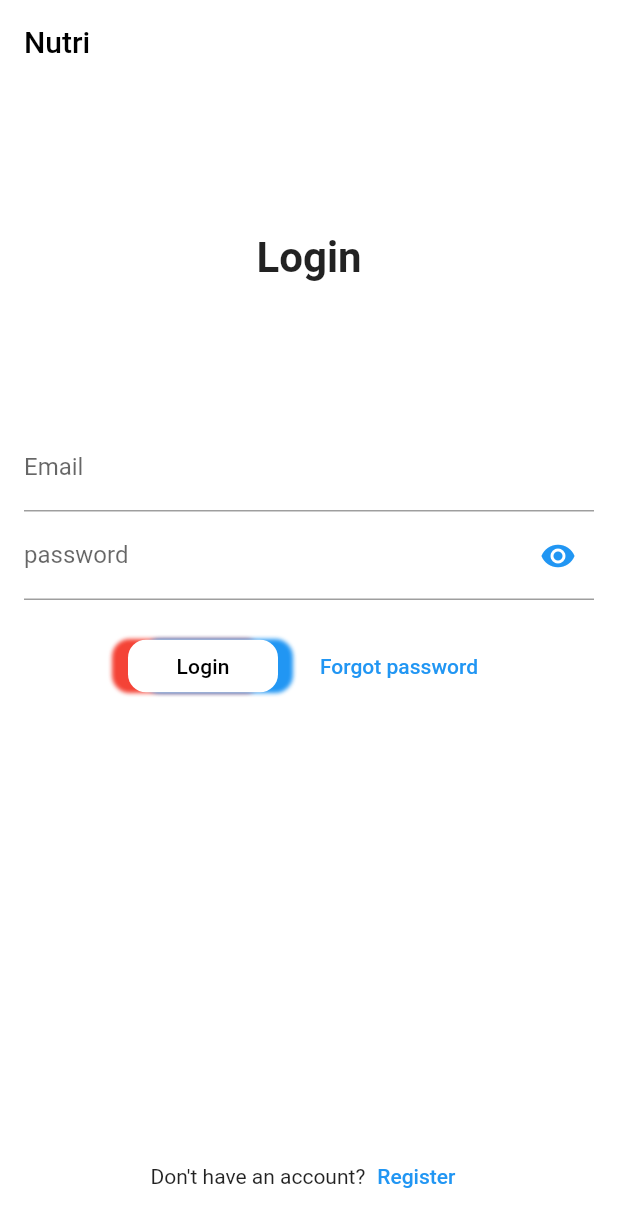
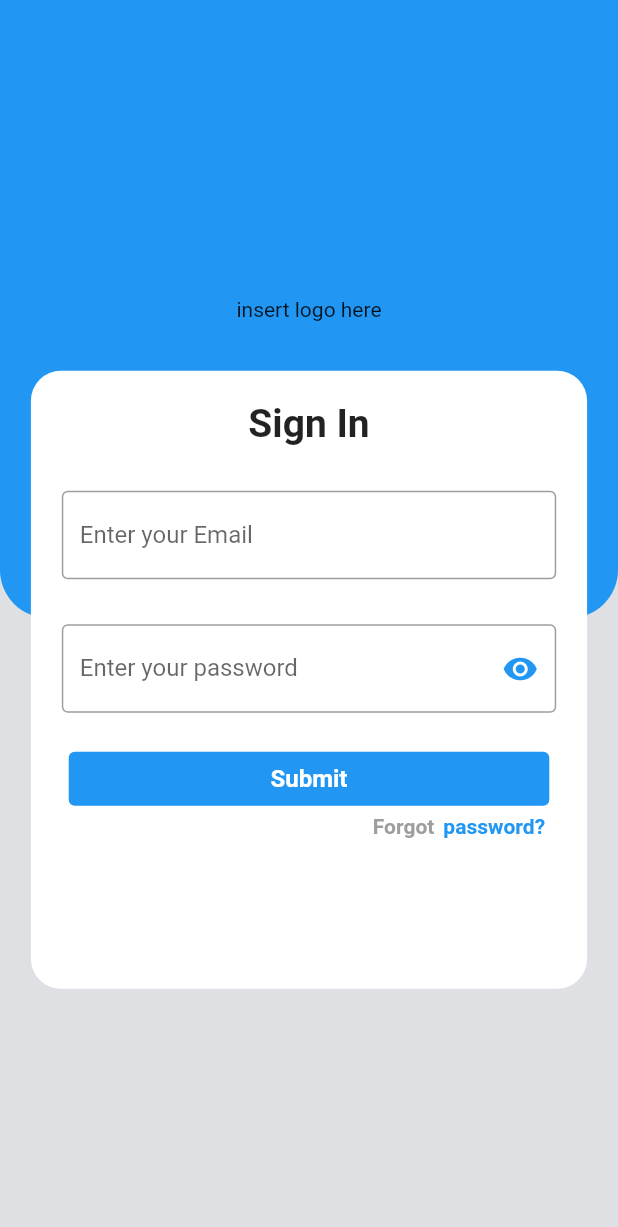
Before and after one commit to shavar67/nutri, a Flutter app: the screen it shows after launch, on a phone screen of 412 x 824 dp. Shown: the top 1227 px of the screen. Run offline on Flutter 3.47's test engine with Material 2 defaults, Android fonts, the phone set to English and light mode, and no system bars; drawn by our look-alikes of auto_size_text; our stand-ins replace firebase_auth, firebase_core, flutter_easyloading, logger, shared_preferences; accounts and stored records are empty.

Commit message:
rebuilding logging screen

```diff
--- a/lib/firebase_auth/auth.dart
+++ b/lib/firebase_auth/auth.dart
@@ -33,7 +33,6 @@ class AuthService {
     } on FirebaseException catch (e) {
       await EasyLoading.showError(e.message.toString());
       logger.e(e.message);
-      return;
     }
   }
 
@@ -44,8 +43,6 @@ class AuthService {
       if (_firebaseAuth.currentUser == null) {
         logger.d('user has signed out');
       }
-
-      return;
     } on FirebaseException catch (e) {
       logger.e(e.message ?? 'something went wrong');
       await EasyLoading.showError(e.message ?? 'something went wrong');
--- a/lib/firebase_auth/authenticator.dart
+++ b/lib/firebase_auth/authenticator.dart
@@ -1,9 +1,8 @@
 import 'package:firebase_auth/firebase_auth.dart';
 import 'package:flutter/material.dart';
+import 'package:nuclear/screens/mobile/login.dart';
+import 'package:nuclear/screens/shared/home.dart';
 import 'package:provider/provider.dart';
-
-import '../screens/shared/home.dart';
-import '../screens/shared/login.dart';
 
 class Authenticator extends StatelessWidget {
   const Authenticator({Key? key}) : super(key: key);
@@ -11,6 +10,6 @@ class Authenticator extends StatelessWidget {
   @override
   Widget build(BuildContext context) {
     final firebaseUser = context.watch<User?>();
-    return firebaseUser == null ? const LoginWidget() : const Home();
+    return firebaseUser != null ? const Home() : const MobileLoginView();
   }
 }
--- /dev/null
+++ b/lib/screens/mobile/login.dart
@@ -0,0 +1,206 @@
+import 'package:auto_size_text/auto_size_text.dart';
+import 'package:flutter/material.dart';
+import 'package:logger/logger.dart';
+import 'package:nuclear/firebase_auth/auth.dart';
+import 'package:nuclear/theme/styles.dart';
+import 'package:provider/provider.dart';
+
+class MobileLoginView extends StatefulWidget {
+  const MobileLoginView({Key? key}) : super(key: key);
+
+  @override
+  State<MobileLoginView> createState() => _MobileLoginViewState();
+}
+
+class _MobileLoginViewState extends State<MobileLoginView> {
+  final bool _isLoggedIn = true;
+  late TextEditingController _emailController;
+  late TextEditingController _passwordController;
+  final _formKey = GlobalKey<FormState>();
+  final _scaffoldKey = GlobalKey<ScaffoldState>();
+  final _emailRegex = RegExp(
+      r"^[a-zA-Z0-9.a-zA-Z0-9.!#$%&'*+-/=?^_`{|}~]+@[a-zA-Z0-9]+\.[a-zA-Z]+");
+  late bool isObscured = true;
+  var logger = Logger(
+      printer: PrettyPrinter(
+          methodCount: 8,
+          lineLength: 180,
+          printTime: false,
+          printEmojis: true,
+          colors: true));
+  @override
+  void initState() {
+    super.initState();
+    _emailController = TextEditingController();
+    _passwordController = TextEditingController();
+    logger.d('initState: LoginWidget');
+  }
+
+  String? _emailInputValidator(String? value) {
+    if (value == null || value.isEmpty) {
+      logger.d('email field empty');
+
+      return 'enter your email address to continue';
+    }
+    if (!_emailRegex.hasMatch(value)) {
+      return 'not a valid email address';
+    }
+    return null;
+  }
+
+  String? _passwordInputValidator(String? value) {
+    if (value == null || value.isEmpty) {
+      logger.d('password field empty');
+      return 'enter your password to continue';
+    }
+    if (value.length <= 6) {
+      return 'password needs to be longer than 6 characters';
+    }
+    return null;
+  }
+
+  @override
+  Widget build(BuildContext context) {
+    final authService = Provider.of<AuthService>(context);
+    Size size = MediaQuery.of(context).size;
+    return Scaffold(
+      key: _scaffoldKey,
+      body: Stack(
+        children: [
+          Positioned(
+            top: 0,
+            child: Form(
+              key: _formKey,
+              child: Container(
+                decoration: const BoxDecoration(
+                    color: Colors.blue,
+                    borderRadius: BorderRadius.only(
+                      bottomLeft: Radius.circular(32),
+                      bottomRight: Radius.circular(32),
+                    )),
+                width: size.width,
+                height: size.height * 0.5,
+                child: const Center(child: Text('insert logo here')),
+              ),
+            ),
+          ),
+          Positioned(
+              top: size.height * 0.30,
+              left: size.width * 0.05,
+              child: Container(
+                decoration: const BoxDecoration(
+                    color: Styles.white,
+                    borderRadius: BorderRadius.all(Radius.circular(20))),
+                width: size.width * 0.90,
+                height: size.height * 0.5,
+                child: Column(children: [
+                  const SizedBox(height: 20),
+                  const AutoSizeText(
+                    'Sign In',
+                    style: TextStyle(fontWeight: FontWeight.bold, fontSize: 26),
+                  ),
+                  const SizedBox(height: 30),
+                  SizedBox(
+                    width: size.width * 0.8,
+                    child: TextFormField(
+                      keyboardType: TextInputType.emailAddress,
+                      validator: _emailInputValidator,
+                      decoration: const InputDecoration(
+                          border: OutlineInputBorder(),
+                          label: Text('Enter your Email')),
+                    ),
+                  ),
+                  const SizedBox(height: 30),
+                  SizedBox(
+                    width: size.width * 0.8,
+                    child: TextFormField(
+                      keyboardType: TextInputType.visiblePassword,
+                      obscureText: isObscured,
+                      obscuringCharacter: '*',
+                      validator: _passwordInputValidator,
+                      decoration: InputDecoration(
+                          suffixIcon: IconButton(
+                            onPressed: () {
+                              setState(() => isObscured = !isObscured);
+                            },
+                            icon: Icon(Icons.remove_red_eye,
+                                color: isObscured ? Colors.blue : Colors.grey),
+                          ),
+                          border: const OutlineInputBorder(),
+                          label: const Text('Enter your password')),
+                    ),
+                  ),
+                  const SizedBox(height: 20),
+                  ElevatedButton(
+                    style: ElevatedButton.styleFrom(
+                      // Foreground color
+                      onPrimary:
+                          Theme.of(context).colorScheme.onSecondaryContainer,
+                      // Background color
+                      primary: Theme.of(context).colorScheme.secondaryContainer,
+                    ).copyWith(elevation: ButtonStyleButton.allOrNull(0.0)),
+                    onPressed: () async {
+                      if (_formKey.currentState!.validate()) {
+                        _formKey.currentState!.save();
+                        await authService.signIn(
+                            _emailController.text, _passwordController.text);
+                      }
+                    },
+                    child: Container(
+                        decoration: const BoxDecoration(
+                          borderRadius: BorderRadius.all(Radius.circular(16)),
+                        ),
+                        height: 30,
+                        width: size.width * 0.7,
+                        child: const Align(
+                            alignment: Alignment.center,
+                            child: AutoSizeText(
+                              'Submit',
+                              style: TextStyle(
+                                  fontWeight: FontWeight.bold, fontSize: 16),
+                            ))),
+                  ),
+                  GestureDetector(
+                    onTap: () {
+                      logger.i('method invoked');
+                    },
+                    child: Padding(
+                      padding: const EdgeInsets.only(right: 28),
+                      child: Align(
+                        alignment: Alignment.bottomRight,
+                        child: Row(
+                          mainAxisAlignment: MainAxisAlignment.end,
+                          children: const [
+                            Text(
+                              'Forgot',
+                              style: TextStyle(
+                                  color: Colors.grey,
+                                  fontWeight: FontWeight.w600),
+                            ),
+                            SizedBox(width: 6),
+                            Text(
+                              'password?',
+                              style: TextStyle(
+                                  color: Colors.blue,
+                                  fontWeight: FontWeight.w600),
+                            ),
+                          ],
+                        ),
+                      ),
+                    ),
+                  )
+                  // OutlinedButton(
+                  //     style: const ButtonStyle(),
+                  //     onPressed: () {},
+                  //     child: const SizedBox(
+                  //         width: 150,
+                  //         child: Align(
+                  //             alignment: Alignment.center,
+                  //             child: AutoSizeText('Sign Up'))))
+                ]),
+              ))
+        ],
+      ),
+    );
+  }
+}
--- a/lib/screens/shared/home.dart
+++ b/lib/screens/shared/home.dart
@@ -20,6 +20,7 @@ class _HomeState extends State<Home> {
   @override
   Widget build(BuildContext context) {
     final authService = context.watch<AuthService>();
+
     return StreamBuilder<User?>(
         initialData: authService.currentUser,
         stream: authService.authStateChange,
--- a/lib/screens/shared/login.dart
+++ /dev/null
@@ -1,180 +0,0 @@
-import 'package:auto_size_text/auto_size_text.dart';
-import 'package:flutter/material.dart';
-import 'package:logger/logger.dart';
-import 'package:nuclear/constants/strings.dart';
-import 'package:nuclear/model/theme_provider.dart';
-import 'package:provider/provider.dart';
-
-import '../../constants/route_constants.dart';
-import '../../firebase_auth/auth.dart';
-import '../../widgets/custom/customButtons.dart';
-
-class LoginWidget extends StatefulWidget {
-  const LoginWidget({Key? key}) : super(key: key);
-
-  @override
-  State<LoginWidget> createState() => _LoginWidgetState();
-}
-
-class _LoginWidgetState extends State<LoginWidget> {
-  final bool isLogin = true;
-  String? errorMessage = '';
-  late final TextEditingController _emailController;
-  late final TextEditingController _passwordController;
-  final _formkey = GlobalKey<FormState>();
-  final _scaffoldKey = GlobalKey<ScaffoldState>();
-  final _emailRegex = RegExp(
-      r"^[a-zA-Z0-9.a-zA-Z0-9.!#$%&'*+-/=?^_`{|}~]+@[a-zA-Z0-9]+\.[a-zA-Z]+");
-  late bool isObscured = true;
-  var logger = Logger(
-      printer: PrettyPrinter(
-          methodCount: 8,
-          lineLength: 180,
-          printTime: false,
-          printEmojis: true,
-          colors: true));
-  @override
-  void initState() {
-    super.initState();
-    _emailController = TextEditingController();
-    _passwordController = TextEditingController();
-    logger.d('initState: LoginWidget');
-  }
-
-  String? _emailInputValidator(String? value) {
-    if (value == null || value.isEmpty) {
-      logger.d('email field empty');
-
-      return 'enter your email address to continue';
-    }
-    if (!_emailRegex.hasMatch(value)) {
-      return 'not a valid email address';
-    }
-    return null;
-  }
-
-  String? _passwordInputValidator(String? value) {
-    if (value == null || value.isEmpty) {
-      logger.d('password field empty');
-      return 'enter your password to continue';
-    }
-    if (value.length <= 6) {
-      return 'password needs to be longer than 6 characters';
-    }
-    return null;
-  }
-
-  @override
-  Widget build(BuildContext context) {
-    final authService = context.read<AuthService>();
-    final themeProvider = context.watch<ThemeProvider>();
-    return Scaffold(
-      resizeToAvoidBottomInset: false,
-      key: _scaffoldKey,
-      appBar: AppBar(
-          title: AutoSizeText(
-        Strings.homeTitle,
-        style: TextStyle(
-            color: themeProvider.getDarkTheme ? Colors.white : Colors.black),
-      )),
-      body: Form(
-        key: _formkey,
-        child: SizedBox(
-          width: MediaQuery.of(context).size.width,
-          height: MediaQuery.of(context).size.height,
-          child: Padding(
-            padding: const EdgeInsets.symmetric(vertical: 16, horizontal: 16),
-            child: Column(
-              mainAxisAlignment: MainAxisAlignment.spaceEvenly,
-              mainAxisSize: MainAxisSize.max,
-              children: [
-                const SizedBox(
-                    height: 200,
-                    width: 150,
-                    child: Align(
-                        alignment: Alignment.center,
-                        child: Text(
-                          'Login',
-                          style: TextStyle(
-                              fontSize: 28, fontWeight: FontWeight.bold),
-                        ))),
-                const SizedBox(height: 10),
-                TextFormField(
-                  validator: _emailInputValidator,
-                  keyboardType: TextInputType.emailAddress,
-                  controller: _emailController,
-                  decoration: const InputDecoration(labelText: 'Email'),
-                ),
-                TextFormField(
-                  enableIMEPersonalizedLearning: true,
-                  validator: _passwordInputValidator,
-                  keyboardType: TextInputType.visiblePassword,
-                  obscureText: isObscured,
-                  obscuringCharacter: '*',
-                  controller: _passwordController,
-                  decoration: InputDecoration(
-                      labelText: 'password',
-                      suffixIcon: IconButton(
-                        onPressed: () {
-                          setState(() => isObscured = !isObscured);
-                        },
-                        icon: Icon(Icons.remove_red_eye,
-                            color: isObscured ? Colors.blue : Colors.grey),
-                      )),
-                ),
-                const SizedBox(
-                  height: 20,
-                ),
-                Row(
-                  mainAxisAlignment: MainAxisAlignment.center,
-                  children: [
-                    CustomButton(
-                        title: 'Login',
-                        callBack: () async {
-                          if (_formkey.currentState!.validate()) {
-                            _formkey.currentState!.save();
-                            await authService.signIn(_emailController.text,
-                                _passwordController.text);
-                          }
-                        }),
-                    const SizedBox(width: 20),
-                    TextButton(
-                      child: const Text('Forgot password'),
-                      onPressed: () {},
-                    ),
-                  ],
-                ),
-                Expanded(
-                  flex: 2,
-                  child: Align(
-                    alignment: Alignment.bottomCenter,
-                    child: Row(
-                      mainAxisSize: MainAxisSize.max,
-                      mainAxisAlignment: MainAxisAlignment.center,
-                      children: [
-                        const Text('Don\'t have an account?'),
-                        TextButton(
-                            onPressed: () {
-                              Navigator.of(context)
-                                  .pushReplacementNamed(signUpRoute);
-                            },
-                            child: const Text('Register')),
-                      ],
-                    ),
-                  ),
-                )
-              ],
-            ),
-          ),
-        ),
-      ),
-    );
-  }
-
-  @override
-  dispose() {
-    _emailController.dispose();
-    _passwordController.dispose();
-    super.dispose();
-  }
-}
--- a/lib/theme/app_theme.dart
+++ b/lib/theme/app_theme.dart
@@ -6,7 +6,7 @@ class AppTheme {
       appBarTheme: const AppBarTheme(elevation: 0, color: Styles.white),
       visualDensity: VisualDensity.adaptivePlatformDensity,
       brightness: Brightness.light,
-      scaffoldBackgroundColor: Styles.white.withOpacity(0.95));
+      scaffoldBackgroundColor: Styles.lightBgColor);
 
   static get darkTheme => ThemeData.dark().copyWith(
       appBarTheme:
--- a/lib/theme/styles.dart
+++ b/lib/theme/styles.dart
@@ -2,7 +2,7 @@ import 'package:flutter/material.dart';
 
 class Styles {
   const Styles();
-
+  static const Color lightBgColor = Color.fromRGBO(223, 224, 227, 1);
   static const Color white = Colors.white;
   static const Color defaultDarkModeBg = Colors.black;
   static Color greyShade900 = Colors.grey.shade900;
--- a/lib/widgets/mobile/mobile_setting_options.dart
+++ b/lib/widgets/mobile/mobile_setting_options.dart
@@ -1,12 +1,12 @@
 import 'package:auto_size_text/auto_size_text.dart';
 import 'package:flutter/material.dart';
-import 'package:nuclear/constants/auth/auth.dart';
 import 'package:nuclear/theme/styles.dart';
 import 'package:provider/provider.dart';
 
 import '../../../model/theme_provider.dart';
 import '../../../utils/spacers.dart';
 import '../../constants/strings.dart';
+import '../../firebase_auth/auth.dart';
 
 class MobileSettingOptions extends StatelessWidget {
   const MobileSettingOptions({Key? key}) : super(key: key);
@@ -15,7 +15,7 @@ class MobileSettingOptions extends StatelessWidget {
   Widget build(BuildContext context) {
     final themeProvider = context.read<ThemeProvider>();
 
-    final auth = context.watch<Auth>();
+    final auth = context.watch<AuthService>();
 
     Size size = MediaQuery.of(context).size;
     return Padding(
```
Also changed, not shown: lib/routes/router.dart (+1 -6 lines), lib/screens/shared/register.dart (deleted, +0 -158 lines), 10 other files.
